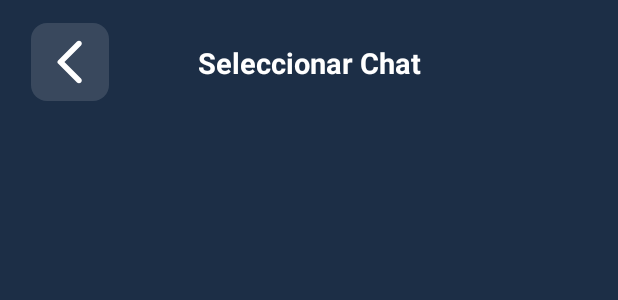
After one commit to CL21005-Carlos/LifeChat, an Android app: the layout activity_users.xml on its own in the app's theme, with its tools: preview values and no code run, on a phone screen of 412 x 824 dp. The commit adds this screen. Shown: the top 300 px of the screen. Run offline under Robolectric (Android 15) with nearby library versions, the phone set to English and light mode, and no system bars.

Commit message:
Avance de vista chats

```diff
--- /dev/null
+++ b/app/src/main/res/drawable/ic_back.xml
@@ -0,0 +1,5 @@
+<vector xmlns:android="http://schemas.android.com/apk/res/android" android:height="24dp" android:tint="#000000" android:viewportHeight="24" android:viewportWidth="24" android:width="24dp">
+
+    <path android:fillColor="@android:color/white" android:pathData="M16.88,2.88L16.88,2.88c-0.49,-0.49 -1.28,-0.49 -1.77,0l-8.41,8.41c-0.39,0.39 -0.39,1.02 0,1.41l8.41,8.41c0.49,0.49 1.28,0.49 1.77,0l0,0c0.49,-0.49 0.49,-1.28 0,-1.77L9.54,12l7.35,-7.35C17.37,4.16 17.37,3.37 16.88,2.88z"/>
+
+</vector>
--- /dev/null
+++ b/app/src/main/res/layout/activity_users.xml
@@ -0,0 +1,37 @@
+<?xml version="1.0" encoding="utf-8"?>
+<androidx.constraintlayout.widget.ConstraintLayout xmlns:android="http://schemas.android.com/apk/res/android"
+    xmlns:app="http://schemas.android.com/apk/res-auto"
+    xmlns:tools="http://schemas.android.com/tools"
+    android:id="@+id/main"
+    android:layout_width="match_parent"
+    android:layout_height="match_parent"
+    android:animateLayoutChanges="true"
+    android:background="@color/primary"
+    tools:context=".activities.UsersActivity">
+
+    <androidx.appcompat.widget.AppCompatImageView
+        android:id="@+id/imageBack"
+        android:layout_width="@dimen/_40sdp"
+        android:layout_height="@dimen/_40sdp"
+        android:layout_marginStart="@dimen/_16sdp"
+        android:layout_marginTop="@dimen/_12sdp"
+        android:background="@drawable/background_icon"
+        android:padding="@dimen/_6sdp"
+        android:src="@drawable/ic_back"
+        app:layout_constraintStart_toStartOf="parent"
+        app:layout_constraintTop_toTopOf="parent"
+        android:tint="@color/white"/>
+
+    <TextView
+        android:layout_width="wrap_content"
+        android:layout_height="wrap_content"
+        android:text="@string/select_chat"
+        android:textColor="@color/white"
+        android:textSize="@dimen/_15sdp"
+        android:textStyle="bold"
+        app:layout_constraintBottom_toBottomOf="@id/imageBack"
+        app:layout_constraintEnd_toEndOf="parent"
+        app:layout_constraintStart_toStartOf="parent"
+        app:layout_constraintTop_toTopOf="@id/imageBack"/>
+
+</androidx.constraintlayout.widget.ConstraintLayout>
--- a/app/src/main/res/values/strings.xml
+++ b/app/src/main/res/values/strings.xml
@@ -12,4 +12,5 @@
     <string name="name">Nombre</string>
     <string name="ConfirmPassword">Confirmar Contraseña</string>
     <string name="NewAccount">CREAR CUENTA</string>
+    <string name="select_chat">Seleccionar Chat</string>
 </resources>
```
Also changed, not shown: app/src/main/AndroidManifest.xml (+8 -5 lines), app/src/main/java/com/PDMG3/lifechat/activities/UsersActivity.java (added, +18 -0 lines), app/src/main/java/com/PDMG3/lifechat/adapters/UsersAdapter.java (added, +64 -0 lines), app/src/main/java/com/PDMG3/lifechat/models/User.java (added, +7 -0 lines), app/src/main/res/layout/item_container_user.xml (added, +54 -0 lines).
